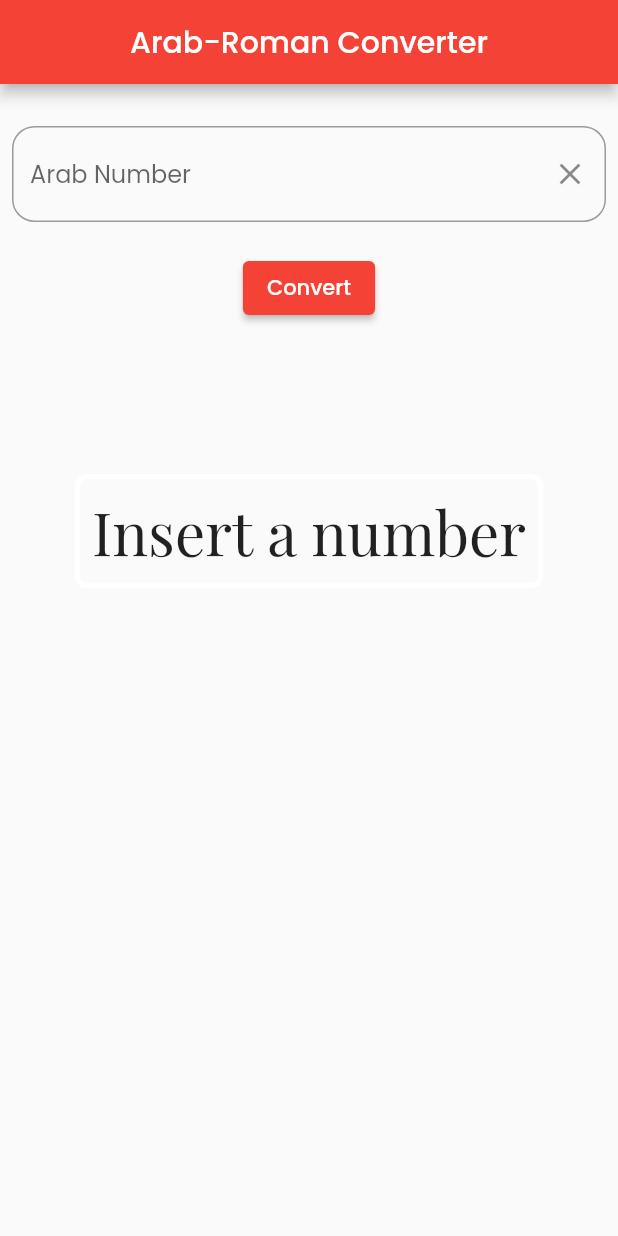
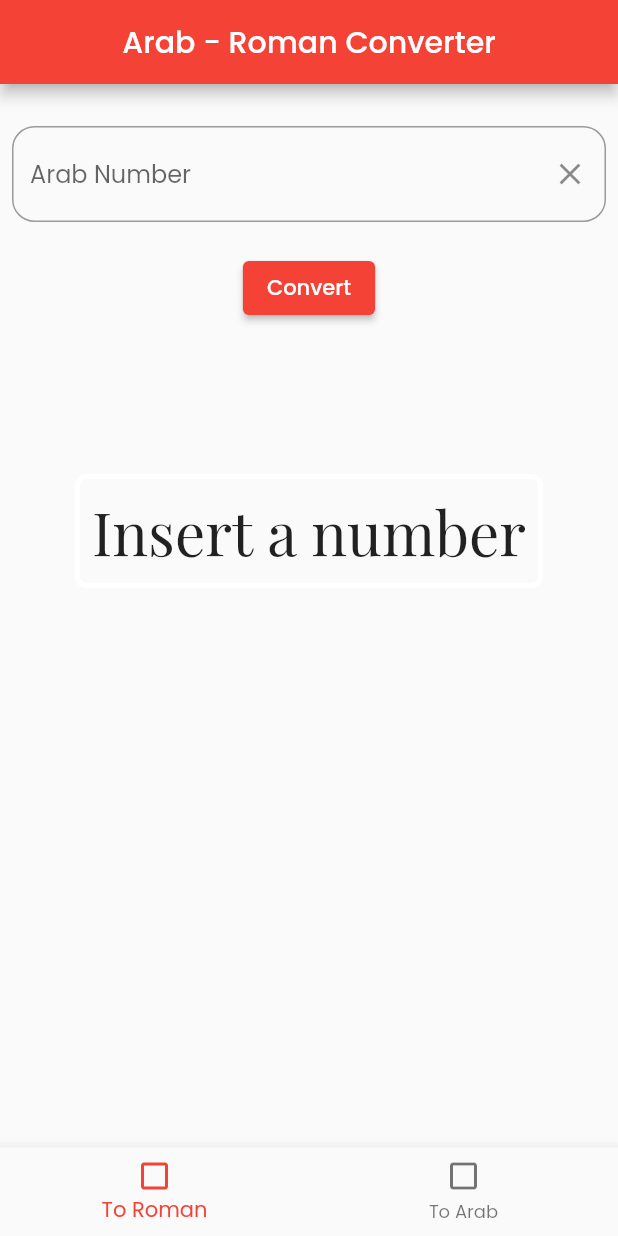
Before and after one commit to nick747/f_conv_roman, a Flutter app: the screen it shows after launch, on a phone screen of 412 x 824 dp. Run offline on Flutter 3.47's test engine with Material 2 defaults, Android fonts, the phone set to English and light mode, and no system bars; our stand-ins replace google_fonts.

Commit message:
Added NavBar and Arab Converter

```diff
--- a/lib/main.dart
+++ b/lib/main.dart
@@ -1,3 +1,5 @@
+import 'package:conv_roman/views/rom_conv.dart';
+import 'package:conv_roman/views/arab_conv.dart';
 import 'package:flutter/material.dart';
 import 'package:google_fonts/google_fonts.dart';
 
@@ -33,85 +35,43 @@ class MyHomePage extends StatefulWidget {
 }
 
 class _MyHomePageState extends State<MyHomePage> {
-  TextEditingController arabNum = TextEditingController();
-  var pressed = false;
+  int _currentIndex = 0;
+  static List<Widget> pages = <Widget>[
+    const RomConv(),
+    const ArabConv(),
+  ];
+
+  void _onItemTapped(int index) {
+    setState(() {
+      _currentIndex = index;
+    });
+  }
 
   @override
   Widget build(BuildContext context) {
     return Scaffold(
       appBar: AppBar(
-        title: const Text('Arab-Roman Converter'),
+        title: const Text('Arab - Roman Converter'),
         centerTitle: true,
       ),
-      body: Padding(
-        padding: const EdgeInsets.all(8.0),
-        child: Column(
-          children: [
-            const SizedBox(
-              height: 20,
-            ),
-            TextField(
-              controller: arabNum,
-              decoration: InputDecoration(
-                suffixIcon: IconButton(
-                  onPressed: arabNum.clear,
-                  icon: const Icon(Icons.clear),
-                ),
-                hintText: 'Arab Number',
-                border: OutlineInputBorder(
-                  borderRadius: BorderRadius.circular(15.00),
-                ),
-              ),
-            ),
-            const SizedBox(
-              height: 20,
-            ),
-            ElevatedButton(
-              child: const Text('Convert'),
-              onPressed: () {
-                pressed = true;
-                setState(() {});
-              },
-            ),
-            const SizedBox(
-              height: 100,
-            ),
-            Container(
-              padding: const EdgeInsets.all(8.0),
-              decoration: BoxDecoration(
-                  border: Border.all(
-                    width: 3.5,
-                    color: pressed ? Colors.red : Colors.white,
-                  ),
-                  borderRadius: BorderRadius.circular(8),
-                ),
-              child: Text(
-                pressed ? calcRoman(int.parse(arabNum.text)) : 'Insert a number',
-                style: TextStyle(
-                    fontSize: 40,
-                    fontFamily:
-                        GoogleFonts.getFont('Playfair Display').fontFamily),
-              ),
-            ),
-          ],
-        ),
+
+      body: pages[_currentIndex],
+
+      bottomNavigationBar: BottomNavigationBar(
+        currentIndex: _currentIndex,
+        onTap: _onItemTapped,
+        selectedItemColor: Colors.red,
+        items: const <BottomNavigationBarItem>[
+          BottomNavigationBarItem(
+            icon: Icon(Icons.check_box_outline_blank),
+            label: 'To Roman',
+          ),
+          BottomNavigationBarItem(
+            icon: Icon(Icons.check_box_outline_blank),
+            label: 'To Arab',
+          ),
+        ],
       ),
     );
   }
 }
-
-String calcRoman(input) {
-  List<int> iNum = [1000, 900, 500, 400, 100, 90, 50, 40, 10, 9, 5, 4, 1];
-  List<String> rNum = ['M', 'CM', 'D', 'CD', 'C', 'XC', 'L', 'XL', 'X', 'IX', 'V', 'IV', 'I' ];
-
-  var nRomano = '';
-
-  for (var i = 0; i < iNum.length; i++) {
-    while (iNum[i] <= input) {
-      nRomano += rNum[i];
-      input -= iNum[i];
-    }
-  }
-
-  return nRomano;
-}
--- a/lib/views/rom_conv.dart
+++ b/lib/views/rom_conv.dart
@@ -2,26 +2,21 @@ import 'package:flutter/material.dart';
 import 'package:google_fonts/google_fonts.dart';
 
 
-class ArabConv extends StatefulWidget {
-  const ArabConv({super.key});
+class RomConv extends StatefulWidget {
+  const RomConv({super.key});
 
   @override
-  State<ArabConv> createState() => _ArabConvState();
+  State<RomConv> createState() => _RomConvState();
 }
 
-class _ArabConvState extends State<ArabConv> {
+class _RomConvState extends State<RomConv> {
 
   TextEditingController arabNum = TextEditingController();
   var pressed = false;
 
-
   @override
   Widget build(BuildContext context) {
     return Scaffold(
-      appBar: AppBar(
-        title: const Text('Arab-Roman Converter'),
-        centerTitle: true,
-      ),
       body: Padding(
         padding: const EdgeInsets.all(8.0),
         child: Column(
@@ -75,9 +70,12 @@ class _ArabConvState extends State<ArabConv> {
           ],
         ),
       ),
+
     );
   }
 }
+
+
 
 String calcRoman(input) {
   List<int> iNum = [1000, 900, 500, 400, 100, 90, 50, 40, 10, 9, 5, 4, 1];
```
Also changed, not shown: lib/views/arab_conv.dart (+109 -0 lines).
